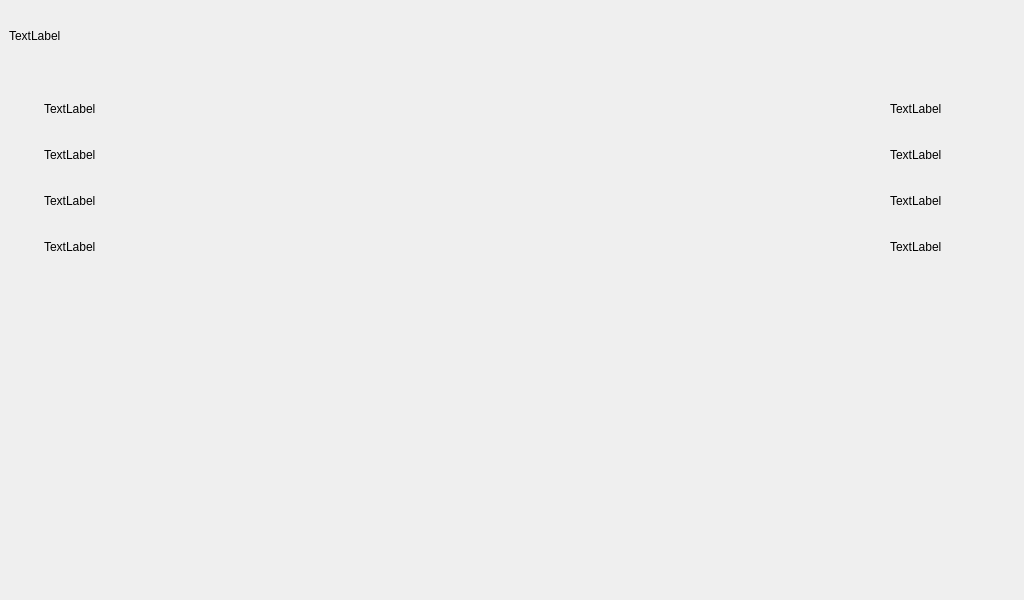
HBuczynski/AHRS, file src/ui/gui/storyboards/InformationPage.ui: the form before one commit.
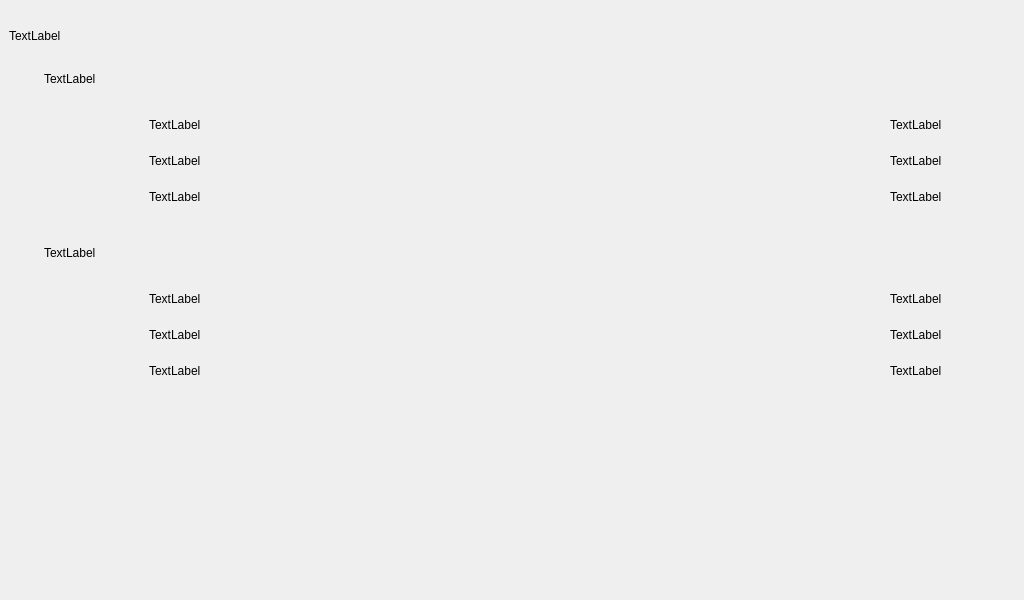
The form after the commit.

What changed in the file:
```diff
--- a/src/ui/gui/storyboards/InformationPage.ui
+++ b/src/ui/gui/storyboards/InformationPage.ui
@@ -57,7 +57,78 @@
       <property name="sizeHint" stdset="0">
        <size>
         <width>20</width>
-        <height>50</height>
+        <height>20</height>
+       </size>
+      </property>
+     </spacer>
+    </item>
+    <item>
+     <layout class="QHBoxLayout" name="horizontalLayout_4">
+      <item>
+       <spacer name="horizontalSpacer_13">
+        <property name="orientation">
+         <enum>Qt::Horizontal</enum>
+        </property>
+        <property name="sizeType">
+         <enum>QSizePolicy::Fixed</enum>
+        </property>
+        <property name="sizeHint" stdset="0">
+         <size>
+          <width>35</width>
+          <height>20</height>
+         </size>
+        </property>
+       </spacer>
+      </item>
+      <item>
+       <widget class="QLabel" name="masterLabel">
+        <property name="minimumSize">
+         <size>
+          <width>230</width>
+          <height>0</height>
+         </size>
+        </property>
+        <property name="maximumSize">
+         <size>
+          <width>230</width>
+          <height>16777215</height>
+         </size>
+        </property>
+        <property name="text">
+         <string>TextLabel</string>
+        </property>
+       </widget>
+      </item>
+      <item>
+       <spacer name="horizontalSpacer_16">
+        <property name="orientation">
+         <enum>Qt::Horizontal</enum>
+        </property>
+        <property name="sizeType">
+         <enum>QSizePolicy::Expanding</enum>
+        </property>
+        <property name="sizeHint" stdset="0">
+         <size>
+          <width>35</width>
+          <height>20</height>
+         </size>
+        </property>
+       </spacer>
+      </item>
+     </layout>
+    </item>
+    <item>
+     <spacer name="verticalSpacer_7">
+      <property name="orientation">
+       <enum>Qt::Vertical</enum>
+      </property>
+      <property name="sizeType">
+       <enum>QSizePolicy::Fixed</enum>
+      </property>
+      <property name="sizeHint" stdset="0">
+       <size>
+        <width>20</width>
+        <height>20</height>
        </size>
       </property>
      </spacer>
@@ -74,7 +145,7 @@
         </property>
         <property name="sizeHint" stdset="0">
          <size>
-          <width>35</width>
+          <width>140</width>
           <height>20</height>
          </size>
         </property>
@@ -192,7 +263,7 @@
       <property name="sizeHint" stdset="0">
        <size>
         <width>20</width>
-        <height>20</height>
+        <height>10</height>
        </size>
       </property>
      </spacer>
@@ -209,7 +280,7 @@
         </property>
         <property name="sizeHint" stdset="0">
          <size>
-          <width>35</width>
+          <width>140</width>
           <height>20</height>
          </size>
         </property>
@@ -219,13 +290,13 @@
        <widget class="QLabel" name="lefLabel_2">
         <property name="minimumSize">
          <size>
-          <width>267</width>
+          <width>80</width>
           <height>0</height>
          </size>
         </property>
         <property name="maximumSize">
          <size>
-          <width>267</width>
+          <width>80</width>
           <height>16777215</height>
          </size>
         </property>
@@ -327,7 +398,7 @@
       <property name="sizeHint" stdset="0">
        <size>
         <width>20</width>
-        <height>20</height>
+        <height>10</height>
        </size>
       </property>
      </spacer>
@@ -344,7 +415,7 @@
         </property>
         <property name="sizeHint" stdset="0">
          <size>
-          <width>35</width>
+          <width>140</width>
           <height>20</height>
          </size>
         </property>
@@ -354,13 +425,13 @@
        <widget class="QLabel" name="lefLabel_3">
         <property name="minimumSize">
          <size>
-          <width>140</width>
+          <width>80</width>
           <height>0</height>
          </size>
         </property>
         <property name="maximumSize">
          <size>
-          <width>140</width>
+          <width>80</width>
           <height>16777215</height>
          </size>
         </property>
@@ -462,6 +533,77 @@
       <property name="sizeHint" stdset="0">
        <size>
         <width>20</width>
+        <height>30</height>
+       </size>
+      </property>
+     </spacer>
+    </item>
+    <item>
+     <layout class="QHBoxLayout" name="horizontalLayout_7">
+      <item>
+       <spacer name="horizontalSpacer_14">
+        <property name="orientation">
+         <enum>Qt::Horizontal</enum>
+        </property>
+        <property name="sizeType">
+         <enum>QSizePolicy::Fixed</enum>
+        </property>
+        <property name="sizeHint" stdset="0">
+         <size>
+          <width>35</width>
+          <height>20</height>
+         </size>
+        </property>
+       </spacer>
+      </item>
+      <item>
+       <widget class="QLabel" name="redundantLabel">
+        <property name="minimumSize">
+         <size>
+          <width>230</width>
+          <height>0</height>
+         </size>
+        </property>
+        <property name="maximumSize">
+         <size>
+          <width>230</width>
+          <height>16777215</height>
+         </size>
+        </property>
+        <property name="text">
+         <string>TextLabel</string>
+        </property>
+       </widget>
+      </item>
+      <item>
+       <spacer name="horizontalSpacer_21">
+        <property name="orientation">
+         <enum>Qt::Horizontal</enum>
+        </property>
+        <property name="sizeType">
+         <enum>QSizePolicy::Expanding</enum>
+        </property>
+        <property name="sizeHint" stdset="0">
+         <size>
+          <width>35</width>
+          <height>20</height>
+         </size>
+        </property>
+       </spacer>
+      </item>
+     </layout>
+    </item>
+    <item>
+     <spacer name="verticalSpacer_9">
+      <property name="orientation">
+       <enum>Qt::Vertical</enum>
+      </property>
+      <property name="sizeType">
+       <enum>QSizePolicy::Fixed</enum>
+      </property>
+      <property name="sizeHint" stdset="0">
+       <size>
+        <width>20</width>
         <height>20</height>
        </size>
       </property>
@@ -479,7 +621,7 @@
         </property>
         <property name="sizeHint" stdset="0">
          <size>
-          <width>35</width>
+          <width>140</width>
           <height>20</height>
          </size>
         </property>
@@ -489,13 +631,13 @@
        <widget class="QLabel" name="lefLabel_5">
         <property name="minimumSize">
          <size>
-          <width>180</width>
+          <width>230</width>
           <height>0</height>
          </size>
         </property>
         <property name="maximumSize">
          <size>
-          <width>180</width>
+          <width>230</width>
           <height>16777215</height>
          </size>
         </property>
@@ -586,6 +728,276 @@
       </item>
      </layout>
     </item>
+    <item>
+     <spacer name="verticalSpacer_10">
+      <property name="orientation">
+       <enum>Qt::Vertical</enum>
+      </property>
+      <property name="sizeType">
+       <enum>QSizePolicy::Fixed</enum>
+      </property>
+      <property name="sizeHint" stdset="0">
+       <size>
+        <width>20</width>
+        <height>10</height>
+       </size>
+      </property>
+     </spacer>
+    </item>
+    <item>
+     <layout class="QHBoxLayout" name="horizontalLayout_9">
+      <item>
+       <spacer name="horizontalSpacer_22">
+        <property name="orientation">
+         <enum>Qt::Horizontal</enum>
+        </property>
+        <property name="sizeType">
+         <enum>QSizePolicy::Fixed</enum>
+        </property>
+        <property name="sizeHint" stdset="0">
+         <size>
+          <width>140</width>
+          <height>20</height>
+         </size>
+        </property>
+       </spacer>
+      </item>
+      <item>
+       <widget class="QLabel" name="r_imuLabel">
+        <property name="minimumSize">
+         <size>
+          <width>80</width>
+          <height>0</height>
+         </size>
+        </property>
+        <property name="maximumSize">
+         <size>
+          <width>80</width>
+          <height>16777215</height>
+         </size>
+        </property>
+        <property name="text">
+         <string>TextLabel</string>
+        </property>
+       </widget>
+      </item>
+      <item>
+       <spacer name="horizontalSpacer_23">
+        <property name="orientation">
+         <enum>Qt::Horizontal</enum>
+        </property>
+        <property name="sizeType">
+         <enum>QSizePolicy::Fixed</enum>
+        </property>
+        <property name="sizeHint" stdset="0">
+         <size>
+          <width>10</width>
+          <height>20</height>
+         </size>
+        </property>
+       </spacer>
+      </item>
+      <item>
+       <widget class="QLabel" name="dotsLabel_6">
+        <property name="text">
+         <string/>
+        </property>
+        <property name="alignment">
+         <set>Qt::AlignCenter</set>
+        </property>
+       </widget>
+      </item>
+      <item>
+       <spacer name="horizontalSpacer_24">
+        <property name="orientation">
+         <enum>Qt::Horizontal</enum>
+        </property>
+        <property name="sizeType">
+         <enum>QSizePolicy::Fixed</enum>
+        </property>
+        <property name="sizeHint" stdset="0">
+         <size>
+          <width>10</width>
+          <height>20</height>
+         </size>
+        </property>
+       </spacer>
+      </item>
+      <item>
+       <widget class="QLabel" name="r_imuValue">
+        <property name="minimumSize">
+         <size>
+          <width>90</width>
+          <height>0</height>
+         </size>
+        </property>
+        <property name="maximumSize">
+         <size>
+          <width>90</width>
+          <height>16777215</height>
+         </size>
+        </property>
+        <property name="text">
+         <string>TextLabel</string>
+        </property>
+        <property name="alignment">
+         <set>Qt::AlignLeading|Qt::AlignLeft|Qt::AlignVCenter</set>
+        </property>
+       </widget>
+      </item>
+      <item>
+       <spacer name="horizontalSpacer_25">
+        <property name="orientation">
+         <enum>Qt::Horizontal</enum>
+        </property>
+        <property name="sizeType">
+         <enum>QSizePolicy::Fixed</enum>
+        </property>
+        <property name="sizeHint" stdset="0">
+         <size>
+          <width>35</width>
+          <height>20</height>
+         </size>
+        </property>
+       </spacer>
+      </item>
+     </layout>
+    </item>
+    <item>
+     <spacer name="verticalSpacer_8">
+      <property name="orientation">
+       <enum>Qt::Vertical</enum>
+      </property>
+      <property name="sizeType">
+       <enum>QSizePolicy::Fixed</enum>
+      </property>
+      <property name="sizeHint" stdset="0">
+       <size>
+        <width>20</width>
+        <height>10</height>
+       </size>
+      </property>
+     </spacer>
+    </item>
+    <item>
+     <layout class="QHBoxLayout" name="horizontalLayout_10">
+      <item>
+       <spacer name="horizontalSpacer_26">
+        <property name="orientation">
+         <enum>Qt::Horizontal</enum>
+        </property>
+        <property name="sizeType">
+         <enum>QSizePolicy::Fixed</enum>
+        </property>
+        <property name="sizeHint" stdset="0">
+         <size>
+          <width>140</width>
+          <height>20</height>
+         </size>
+        </property>
+       </spacer>
+      </item>
+      <item>
+       <widget class="QLabel" name="r_gpsLabel">
+        <property name="minimumSize">
+         <size>
+          <width>80</width>
+          <height>0</height>
+         </size>
+        </property>
+        <property name="maximumSize">
+         <size>
+          <width>80</width>
+          <height>16777215</height>
+         </size>
+        </property>
+        <property name="text">
+         <string>TextLabel</string>
+        </property>
+       </widget>
+      </item>
+      <item>
+       <spacer name="horizontalSpacer_27">
+        <property name="orientation">
+         <enum>Qt::Horizontal</enum>
+        </property>
+        <property name="sizeType">
+         <enum>QSizePolicy::Fixed</enum>
+        </property>
+        <property name="sizeHint" stdset="0">
+         <size>
+          <width>10</width>
+          <height>20</height>
+         </size>
+        </property>
+       </spacer>
+      </item>
+      <item>
+       <widget class="QLabel" name="dotsLabel_7">
+        <property name="text">
+         <string/>
+        </property>
+        <property name="alignment">
+         <set>Qt::AlignCenter</set>
+        </property>
+       </widget>
+      </item>
+      <item>
+       <spacer name="horizontalSpacer_28">
+        <property name="orientation">
+         <enum>Qt::Horizontal</enum>
+        </property>
+        <property name="sizeType">
+         <enum>QSizePolicy::Fixed</enum>
+        </property>
+        <property name="sizeHint" stdset="0">
+         <size>
+          <width>10</width>
+          <height>20</height>
+         </size>
+        </property>
+       </spacer>
+      </item>
+      <item>
+       <widget class="QLabel" name="r_gpsValue">
+        <property name="minimumSize">
+         <size>
+          <width>90</width>
+          <height>0</height>
+         </size>
+        </property>
+        <property name="maximumSize">
+         <size>
+          <width>90</width>
+          <height>16777215</height>
+         </size>
+        </property>
+        <property name="text">
+         <string>TextLabel</string>
+        </property>
+        <property name="alignment">
+         <set>Qt::AlignLeading|Qt::AlignLeft|Qt::AlignVCenter</set>
+        </property>
+       </widget>
+      </item>
+      <item>
+       <spacer name="horizontalSpacer_29">
+        <property name="orientation">
+         <enum>Qt::Horizontal</enum>
+        </property>
+        <property name="sizeType">
+         <enum>QSizePolicy::Fixed</enum>
+        </property>
+        <property name="sizeHint" stdset="0">
+         <size>
+          <width>35</width>
+          <height>20</height>
+         </size>
+        </property>
+       </spacer>
+      </item>
+     </layout>
+    </item>
     <item>
      <spacer name="verticalSpacer_5">
       <property name="orientation">
```
Left out of the diff: 16 changed lines with no effect on the pictures.
